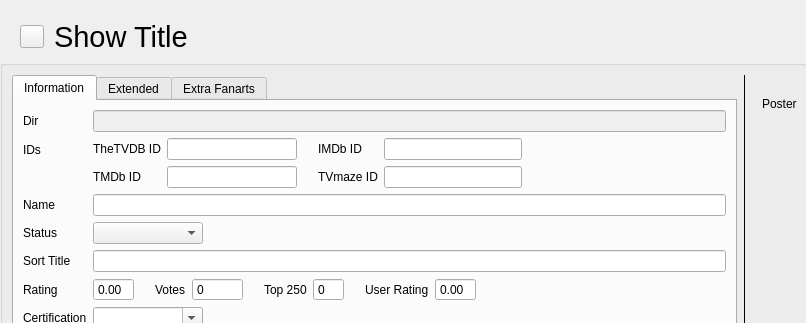
Above: src/ui/tv_show/TvShowWidgetTvShow.ui from Komet/MediaElch before the change; both pictures show x 0 to 806 and y 0 to 323 of the 954 by 783 pixel window. Below: the same form after it.
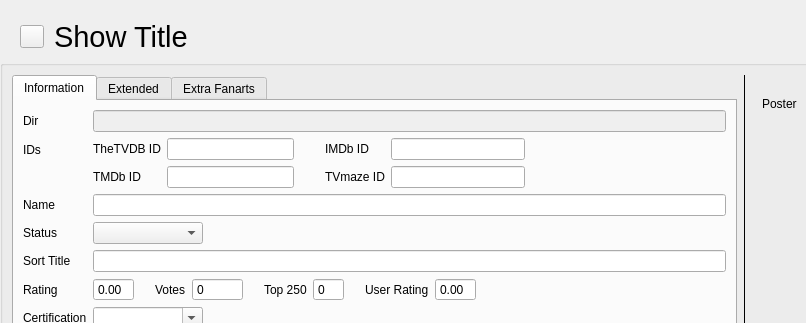
That is the form after the change. Icons and pictures are not drawn. Custom widgets are drawn as their Qt base class.

Commit message: [TvShowEpisodeWidget] Add TVmaze ID to episode widget

The edit to the form file:
```diff
--- a/src/ui/tv_show/TvShowWidgetTvShow.ui
+++ b/src/ui/tv_show/TvShowWidgetTvShow.ui
@@ -174,7 +174,7 @@
                 </property>
                 <property name="sizeHint" stdset="0">
                  <size>
-                  <width>15</width>
+                  <width>25</width>
                   <height>20</height>
                  </size>
                 </property>
```
The commit also changes 3 other files.
